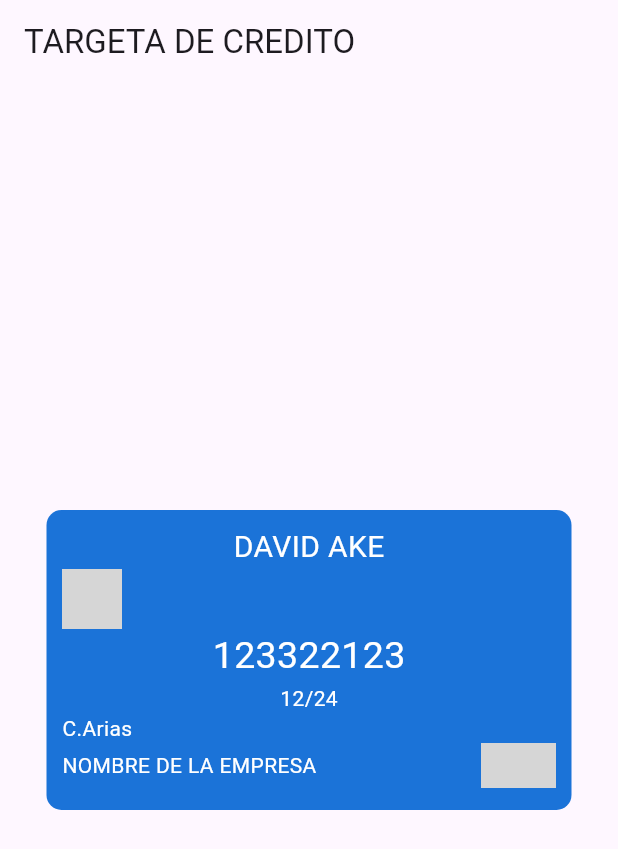
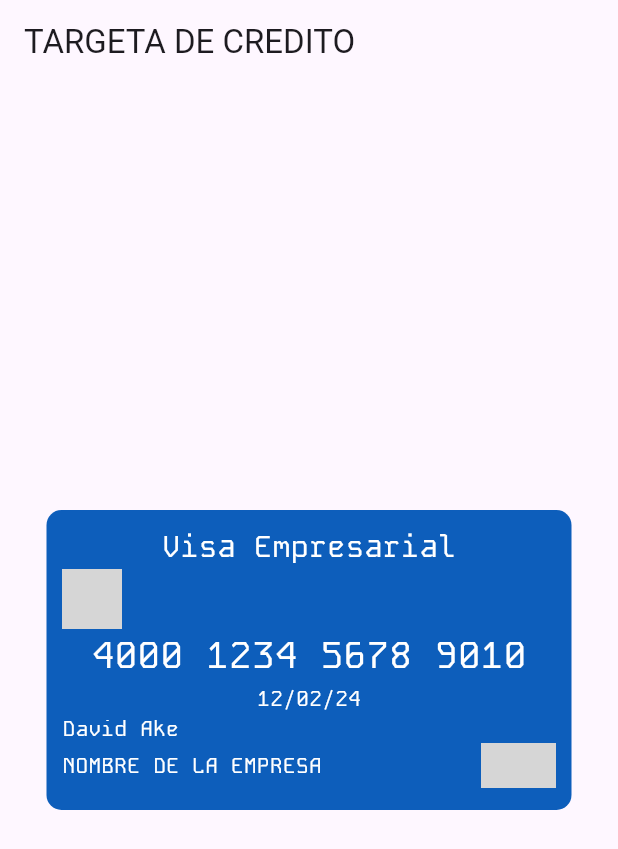
Before and after one commit to davidakeprott/FlutterPersonalZzz, a Flutter app: the screen it shows after launch, after a tap on "Ver Tarjeta", on a phone screen of 412 x 824 dp. Shown: the top 849 px of the screen. Run offline on Flutter 3.47's test engine with Material 3 defaults, Android fonts, the phone set to English and light mode, and no system bars; grey boxes are pictures that could not be loaded.

Commit message:
fuentes e imagenes de assets

```diff
--- a/lib/Core/data/models/CardModel.dart
+++ b/lib/Core/data/models/CardModel.dart
@@ -1,29 +1,23 @@
-
-
-import 'package:bhm_app/Core/domain/entities/Card.dart';
+import 'package:bhm_app/Core/domain/entities/DatosCard.dart';
 
 class CardModel {
-  final String cardOwner;
-  final String cardNumber;
+  final String propietario;
+  final String numeroTarjeta;
   final String logo;
-  final String cardDate;
-  final int ccv;
+  final String fecha;
+  final int? ccv;
 
   CardModel(
-      {required this.cardOwner,
-      required this.cardNumber,
+      {required this.propietario,
+      required this.numeroTarjeta,
       required this.logo,
-      required this.cardDate,
-      required this.ccv});
+      required this.fecha,
+       this.ccv
+  });
 
-  factory CardModel.fromEntity(Cartita cartita) {
-    return CardModel(
-        cardOwner: cartita.cardOwner,
-        cardNumber: cartita.cardNumber,
-        logo: cartita.logo,
-        cardDate: cartita.cardDate,
-        ccv: 0);
+  factory CardModel.fromEntity(DatosCard datoscard){
+    return CardModel(propietario: datoscard.propietario, numeroTarjeta: datoscard.numeroTarjeta, logo: datoscard.logo, fecha: datoscard.fecha, ccv: 0);
   }
 
-  void get() {}
+  void get(){}
 }
--- a/lib/Core/data/models/UserModel.dart
+++ b/lib/Core/data/models/UserModel.dart
@@ -1,29 +1,20 @@
-import 'package:bhm_app/Core/domain/entities/User.dart';
+import 'package:bhm_app/Core/domain/entities/DatosUser.dart';
 
 class UserModel {
-  /*Atributos*/
-  final String name;
-  final String telephone;
-  final String email;
+  final String nombre;
+  final String celular;
+  final String correo;
   final String password;
 
   //constructor
   UserModel(
-      {required this.name,
-      required this.telephone,
-      required this.email,
-      required this.password});
+      {required this.nombre,
+      required this.celular,
+      required this.correo,
+      required this.password
+  });
 
-  factory UserModel.fromEntity(User user) {
-    return UserModel(
-        name: user.name,
-        telephone: user.telephone,
-        email: user.email,
-        password: user.password);
-  }
-
-
-  void get(){
-
+  factory UserModel.fromEntity(DatosUser user){
+    return UserModel(nombre: user.nombre, celular: user.celular, correo: user.correo, password: user.password);
   }
 }
--- a/lib/Core/presentation/widgets/widgetOneCard..dart
+++ b/lib/Core/presentation/widgets/widgetOneCard..dart
@@ -1,31 +1,30 @@
+import 'package:bhm_app/Core/data/models/CardModel.dart';
 import 'package:bhm_app/Core/data/models/UserModel.dart';
-import 'package:bhm_app/Core/data/models/cardModel.dart';
-import 'package:bhm_app/Core/domain/entities/User.dart';
-//import 'package:bhm_app/Core/domain/entities/card.dart';
-import 'package:bhm_app/Core/domain/entities/Card.dart';
-
+import 'package:bhm_app/Core/domain/entities/DatosCard.dart';
+import 'package:bhm_app/Core/domain/entities/DatosUser.dart';
 import 'package:flutter/material.dart';
 
 Widget widgetOneCard() {
-  final User user = User(
-      name: 'DAVID AKE',
-      telephone: '12120311',
-      email: 'das@gmail.com',
-      password: '0000',);
+  final DatosUser user = DatosUser(
+      nombre: 'Visa Empresarial',
+      celular: '12120311',
+      correo: 'das@gmail.com',
+      password: '0000');
 
-
-  final UserModel usermodel= UserModel.fromEntity(user);
+  final UserModel usermodel = UserModel.fromEntity(user);
 
   return Column(
     children: [
-       Text(usermodel.name, style: const TextStyle(fontSize: 20, color: Colors.white),),
+      Text(
+        usermodel.nombre,
+        style: const TextStyle(fontSize: 20, color: Colors.white, fontFamily: 'mono'),
+      ),
       Row(
         children: [
           SizedBox(
               height: 40,
               width: 40,
-              child: Image.network(
-                  'https://www.shutterstock.com/image-illustration/credit-card-chip-silver-isolated-600nw-490291144.jpg')),
+              child: Image.asset('images/chip.jpeg'))
         ],
       ),
     ],
@@ -33,43 +32,26 @@
 }
 
 Widget widgetTwoCard() {
+  final DatosCard carta = DatosCard(
+    propietario: 'David Ake',
+    numeroTarjeta: '4000 1234 5678 9010',
+    logo: 'logo.png',
+    fecha: '12/02/24',
+  );
+  final CardModel cardModel = CardModel.fromEntity(carta);
 
-  final Cartita carta= Cartita(
-    cardOwner: 'C.Alias',
-    cardNumber:'123322123',
-    logo:'logo.png',
-    cardDate:'12/02/24',
-  );
-
-  final CardModel cardModel = CardModel.fromEntity(carta);
-  return  Column(
+  return Column(
     mainAxisAlignment: MainAxisAlignment.center,
     children: [
-      Text(cardModel.cardNumber,
-          style: TextStyle(color: Colors.white, fontSize: 25)),
-     const  Text('12/24', style: TextStyle(color: Colors.white, fontSize: 14)),
-     const  Row(
+      Text(cardModel.numeroTarjeta, style: const TextStyle(color: Colors.white, fontSize: 25, fontFamily: 'mono')),
+      Text(cardModel.fecha, style: const TextStyle(color: Colors.white, fontSize: 14, fontFamily: 'mono')),
+      Row(
         mainAxisAlignment: MainAxisAlignment.spaceBetween,
         children: [
-          Text('C.Arias', style: TextStyle(color: Colors.white, fontSize: 14))
+          Text(cardModel.propietario,
+              style: const TextStyle(color: Colors.white, fontSize: 14, fontFamily: 'mono'))
         ],
       ),
-    ],
-  );
-}
-
-Widget widgetTreeCard() {
-  return Row(
-    mainAxisAlignment: MainAxisAlignment.spaceBetween,
-    children: [
-      const Text('NOMBRE DE LA EMPRESA',
-          style: TextStyle(color: Colors.white, fontSize: 14)),
-      SizedBox(
-        width: 50,
-        height: 30,
-        child: Image.network(
-            'https://upload.wikimedia.org/wikipedia/commons/thumb/5/5e/Visa_Inc._logo.svg/2560px-Visa_Inc._logo.svg.png'),
-      )
     ],
   );
 }
@@ -83,12 +65,11 @@
       mainAxisAlignment: MainAxisAlignment.spaceBetween,
       children: [
         const Text('NOMBRE DE LA EMPRESA',
-            style: TextStyle(color: Colors.white, fontSize: 14)),
+            style: TextStyle(color: Colors.white, fontSize: 14, fontFamily: 'mono')),
         SizedBox(
           width: 50,
           height: 30,
-          child: Image.network(
-              'https://upload.wikimedia.org/wikipedia/commons/thumb/5/5e/Visa_Inc._logo.svg/2560px-Visa_Inc._logo.svg.png'),
+          child: Image.asset('images/Visa.jpeg'),
         )
       ],
     );
--- a/lib/Core/presentation/widgets/widgets_ajustes_perfil.dart
+++ b/lib/Core/presentation/widgets/widgets_ajustes_perfil.dart
@@ -34,8 +34,8 @@
             width: 150,
             height: 150,
             child: ClipOval(
-              child: Image.network(
-                  'https://tecolotito.elsiglodedurango.com.mx/cdn-cgi/image/format=auto,width=1024/i/2023/04/1166288.jpeg'),
+              child: Image.asset(
+                  'images/perfil.jpeg'),
             ),
           ),
           Container(
--- a/lib/Core/presentation/widgets/widgets_menu_onfi.dart
+++ b/lib/Core/presentation/widgets/widgets_menu_onfi.dart
@@ -36,8 +36,8 @@
                 width: 80,
                 height: 80,
                 child: ClipOval(
-                  child: Image.network(
-                    'https://tecolotito.elsiglodedurango.com.mx/cdn-cgi/image/format=auto,width=1024/i/2023/04/1166288.jpeg',
+                  child: Image.asset(
+                    'images/perfil.jpeg',
                     fit: BoxFit.cover,
                   ),
                 )),
--- a/lib/TarjetaCredito.dart
+++ b/lib/TarjetaCredito.dart
@@ -30,7 +30,7 @@
           alignment: Alignment.center,
           padding: const EdgeInsets.all(10.5),
           decoration: BoxDecoration(
-            color:const Color.fromARGB(255, 27, 115, 216),
+            color:const Color.fromARGB(255, 13, 94, 187),
             borderRadius: BorderRadius.circular(10.0)
           ),
           child: Column(
```
Also changed, not shown: lib/Core/domain/entities/Card.dart (deleted, +0 -12 lines), lib/Core/domain/entities/DatosCard.dart (added, +14 -0 lines), lib/Core/domain/entities/DatosUser.dart (added, +13 -0 lines), lib/Core/domain/entities/User.dart (deleted, +0 -14 lines), pubspec.yaml (+8 -7 lines), assets/fonts/KodeMono.ttf (added), assets/fonts/ProtestRevolution-Regular.ttf (added), assets/images/chip.jpeg (added), assets/images/perfil.jpeg (added), assets/images/visa.jpeg (added).
